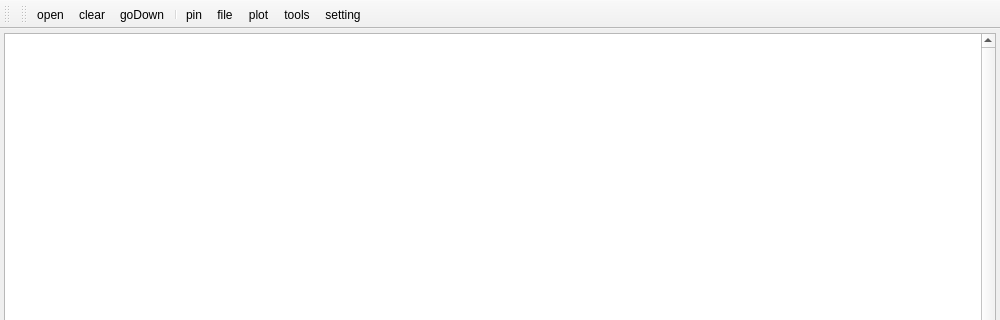
cocom-official/CoCOM, file ui/mainWindow.ui: the form before one commit; both pictures show x 0 to 1000 and y 0 to 320 of the 1000 by 800 pixel window.
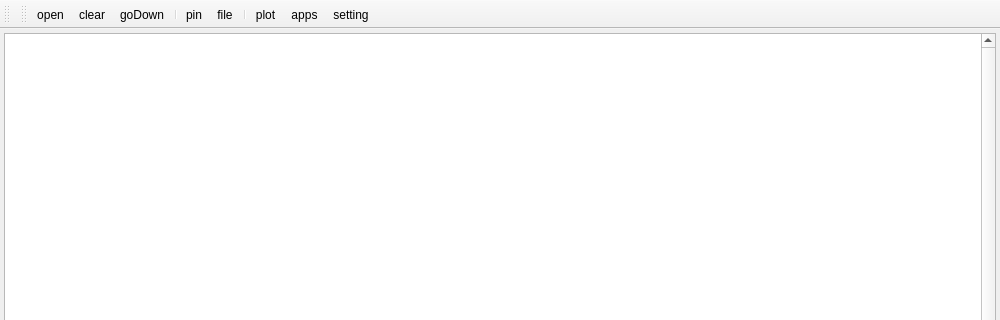
The form after the commit. Icons and pictures are not drawn.

Patch:
```diff
--- a/ui/mainWindow.ui
+++ b/ui/mainWindow.ui
@@ -226,8 +226,9 @@
    <addaction name="separator"/>
    <addaction name="pinAction"/>
    <addaction name="saveToFileAction"/>
+   <addaction name="separator"/>
    <addaction name="plotAction"/>
-   <addaction name="toolsAction"/>
+   <addaction name="appsAction"/>
    <addaction name="configAction"/>
   </widget>
   <widget class="QStatusBar" name="statusbar"/>
@@ -294,15 +295,6 @@
     <string>setting</string>
    </property>
   </action>
-  <action name="toolsAction">
-   <property name="icon">
-    <iconset resource="../assets/assets.qrc">
-     <normaloff>:/assets/icons/wrench.svg</normaloff>:/assets/icons/wrench.svg</iconset>
-   </property>
-   <property name="text">
-    <string>tools</string>
-   </property>
-  </action>
   <action name="saveToFileAction">
    <property name="icon">
     <iconset resource="../assets/assets.qrc">
@@ -345,6 +337,15 @@
     <string>plot</string>
    </property>
   </action>
+  <action name="appsAction">
+   <property name="icon">
+    <iconset resource="../assets/assets.qrc">
+     <normaloff>:/assets/icons/apps.svg</normaloff>:/assets/icons/apps.svg</iconset>
+   </property>
+   <property name="text">
+    <string>apps</string>
+   </property>
+  </action>
  </widget>
  <resources>
   <include location="../assets/assets.qrc"/>
```
Left out of the diff: 37 changed lines with no effect on the pictures.
